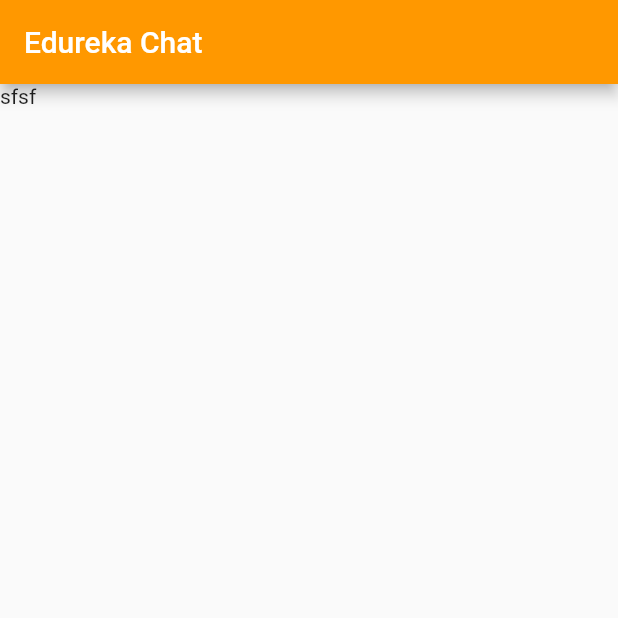
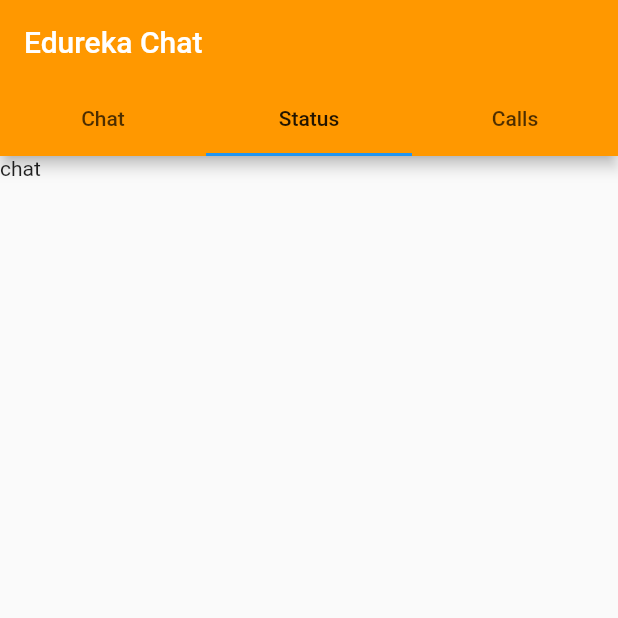
Before and after one commit to frontenddevtrainer/edureka_chat_app, a Flutter app: the screen it shows after launch, on a phone screen of 412 x 824 dp, the top half of it. Run offline on Flutter 3.47's test engine with Material 2 defaults, Android fonts, the phone set to English and light mode, and no system bars.

```diff
--- a/lib/main.dart
+++ b/lib/main.dart
@@ -24,9 +24,28 @@ class ChatHome extends StatelessWidget {
 
   @override
   Widget build(BuildContext context) {
-    return Scaffold(
-      appBar: AppBar(title: const Text("Edureka Chat")),
-      body: const Text("sfsf"),
-    );
+    return DefaultTabController(
+        length: 3,
+        initialIndex: 1,
+        child: Scaffold(
+            appBar: AppBar(
+              title: const Text("Edureka Chat"),
+              bottom: const TabBar(tabs: [
+                Tab(
+                  text: "Chat",
+                ),
+                Tab(
+                  text: "Status",
+                ),
+                Tab(
+                  text: "Calls",
+                )
+              ]),
+            ),
+            body: const TabBarView(children: [
+              Text("hello"),
+              Text("chat"),
+              Text("calls"),
+            ])));
   }
 }
```
